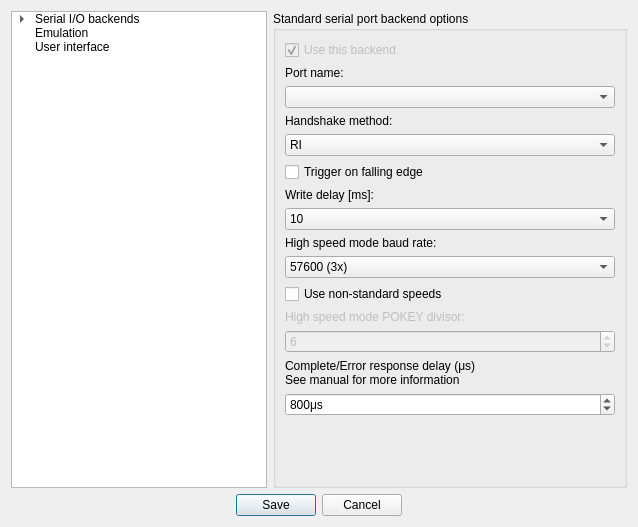
Above: optionsdialog.ui from RespeQt/RespeQt before the change. Below: the same form after it.
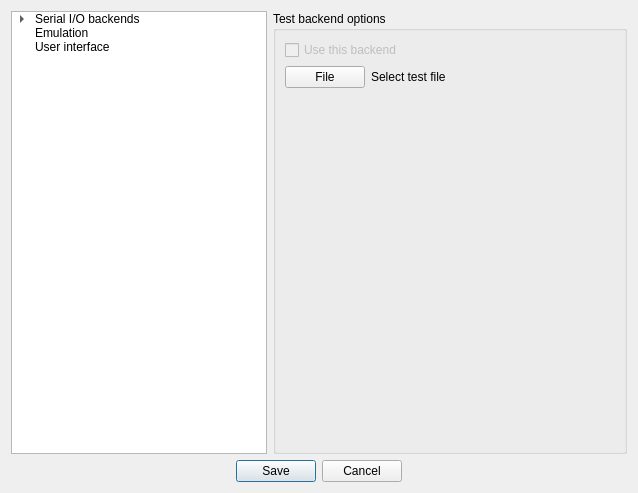
That is the form after the change. The open tabs and pages were chosen to show the change.

Commit message: self-adjusting window

```diff
--- a/optionsdialog.ui
+++ b/optionsdialog.ui
@@ -10,7 +10,7 @@
     <x>0</x>
     <y>0</y>
     <width>638</width>
-    <height>527</height>
+    <height>443</height>
    </rect>
   </property>
   <property name="sizePolicy">
@@ -68,6 +68,14 @@
         <enum>Unchecked</enum>
        </property>
       </item>
+      <item>
+       <property name="text">
+        <string>Test Backend</string>
+       </property>
+       <property name="checkState">
+        <enum>Unchecked</enum>
+       </property>
+      </item>
      </item>
      <item>
       <property name="text">
@@ -196,6 +204,13 @@
             </property>
            </widget>
           </item>
+          <item>
+           <widget class="QCheckBox" name="serialPortDTRControlEnable">
+            <property name="text">
+             <string>DTR Control Enable</string>
+            </property>
+           </widget>
+          </item>
           <item>
            <widget class="QLabel" name="serialPortWriteDelayLabel">
             <property name="enabled">
@@ -333,6 +348,9 @@
             <property name="text">
              <string>Complete/Error response delay (μs)&lt;br&gt;See manual for more information</string>
             </property>
+            <property name="textFormat">
+             <enum>Qt::AutoText</enum>
+            </property>
            </widget>
           </item>
           <item>
@@ -475,6 +493,87 @@
        </item>
       </layout>
      </widget>
+     <widget class="QWidget" name="page_testSerialport">
+      <property name="enabled">
+       <bool>true</bool>
+      </property>
+      <layout class="QVBoxLayout" name="verticalLayout_6">
+       <property name="spacing">
+        <number>0</number>
+       </property>
+       <property name="leftMargin">
+        <number>0</number>
+       </property>
+       <property name="topMargin">
+        <number>0</number>
+       </property>
+       <property name="rightMargin">
+        <number>0</number>
+       </property>
+       <property name="bottomMargin">
+        <number>0</number>
+       </property>
+       <item>
+        <widget class="QGroupBox" name="verticalGroupBox">
+         <property name="title">
+          <string>Test backend options</string>
+         </property>
+         <layout class="QVBoxLayout" name="testSerialport">
+          <item>
+           <widget class="QCheckBox" name="serialTestBox">
+            <property name="enabled">
+             <bool>false</bool>
+            </property>
+            <property name="text">
+             <string>Use this backend</string>
+            </property>
+           </widget>
+          </item>
+          <item>
+           <layout class="QHBoxLayout" name="horizontalLayout">
+            <property name="bottomMargin">
+             <number>12</number>
+            </property>
+            <item>
+             <widget class="QPushButton" name="testFileButton">
+              <property name="text">
+               <string>File</string>
+              </property>
+             </widget>
+            </item>
+            <item>
+             <widget class="QLabel" name="testFileLabel">
+              <property name="sizePolicy">
+               <sizepolicy hsizetype="Expanding" vsizetype="Preferred">
+                <horstretch>0</horstretch>
+                <verstretch>0</verstretch>
+               </sizepolicy>
+              </property>
+              <property name="text">
+               <string>Select test file</string>
+              </property>
+             </widget>
+            </item>
+           </layout>
+          </item>
+          <item>
+           <spacer name="verticalSpacer_3">
+            <property name="orientation">
+             <enum>Qt::Vertical</enum>
+            </property>
+            <property name="sizeHint" stdset="0">
+             <size>
+              <width>20</width>
+              <height>40</height>
+             </size>
+            </property>
+           </spacer>
+          </item>
+         </layout>
+        </widget>
+       </item>
+      </layout>
+     </widget>
      <widget class="QWidget" name="page_emulation">
       <layout class="QVBoxLayout" name="verticalLayout_10">
        <property name="spacing">
```
